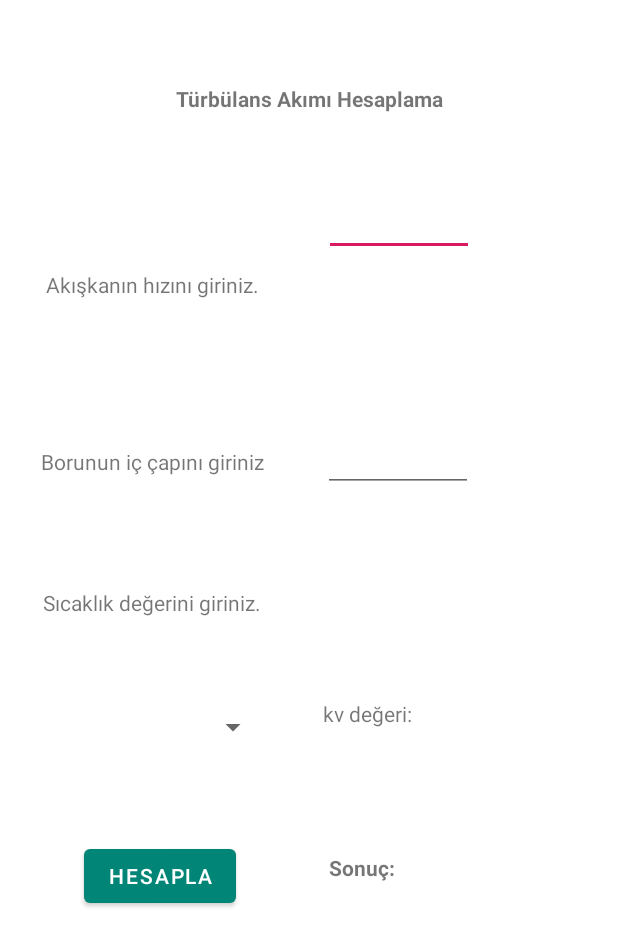
After one commit to nuriefeoglu/MbuProject, an Android app: the layout activitiy_turbulancecurrent.xml on its own in the app's theme, with its tools: preview values and no code run, on a phone screen of 412 x 824 dp. The commit adds this screen. Shown: the top 946 px of the screen. Run offline under Robolectric (Android 15) with nearby library versions, the phone set to English and light mode, and no system bars.

Commit message:
Türbülans akımı hesaplama sayfası oluşturuldu

```diff
--- a/app/build.gradle
+++ b/app/build.gradle
@@ -27,6 +27,8 @@ dependencies {
     implementation fileTree(dir: 'libs', include: ['*.jar'])
     implementation "androidx.appcompat:appcompat:$appCompatVersion"
     implementation "androidx.constraintlayout:constraintlayout:$constraintLayoutVersion"
+    implementation 'androidx.appcompat:appcompat:1.1.0'
+    implementation 'androidx.constraintlayout:constraintlayout:1.1.3'
     testImplementation "junit:junit:$jUnitVersion"
     androidTestImplementation "androidx.test:runner:$testRunnerVersion"
     androidTestImplementation "androidx.test.espresso:espresso-core:$expressoCoreVersion"
--- a/app/src/main/AndroidManifest.xml
+++ b/app/src/main/AndroidManifest.xml
@@ -9,6 +9,7 @@
         android:roundIcon="@mipmap/ic_launcher_round"
         android:supportsRtl="true"
         android:theme="@style/AppTheme">
+        <activity android:name=".home.Main2Activity"></activity>
         <activity android:name=".home.MainActivity">
             <intent-filter>
                 <action android:name="android.intent.action.MAIN" />
--- /dev/null
+++ b/app/src/main/res/layout/activitiy_turbulancecurrent.xml
@@ -0,0 +1,132 @@
+<?xml version="1.0" encoding="utf-8"?>
+<androidx.constraintlayout.widget.ConstraintLayout xmlns:android="http://schemas.android.com/apk/res/android"
+    xmlns:app="http://schemas.android.com/apk/res-auto"
+    xmlns:tools="http://schemas.android.com/tools"
+    android:layout_width="match_parent"
+    android:layout_height="match_parent"
+    tools:context=".home.TurbulanceCurrentActivitiy">
+
+    <TextView
+        android:id="@+id/tur_cur_dname"
+        android:layout_width="155dp"
+        android:layout_height="30dp"
+        android:layout_marginStart="24dp"
+        android:layout_marginBottom="64dp"
+        android:clickable="false"
+        android:text="Borunun iç çapını giriniz"
+        android:textAlignment="center"
+        app:layout_constraintBottom_toTopOf="@+id/tur_cur_kvname"
+        app:layout_constraintStart_toStartOf="parent" />
+
+    <TextView
+        android:id="@+id/tur_cur_kvname"
+        android:layout_width="155dp"
+        android:layout_height="30dp"
+        android:layout_marginBottom="48dp"
+        android:clickable="false"
+        android:text="Sıcaklık değerini giriniz."
+        android:textAlignment="center"
+        app:layout_constraintBottom_toTopOf="@+id/tur_cur_kv_spinner"
+        app:layout_constraintEnd_toEndOf="parent"
+        app:layout_constraintHorizontal_bias="0.093"
+        app:layout_constraintStart_toStartOf="parent" />
+
+    <TextView
+        android:id="@+id/tur_cur_header"
+        android:layout_width="232dp"
+        android:layout_height="28dp"
+        android:layout_marginTop="56dp"
+        android:clickable="false"
+        android:text="Türbülans Akımı Hesaplama"
+        android:textAlignment="center"
+        android:textStyle="bold"
+        app:layout_constraintEnd_toEndOf="parent"
+        app:layout_constraintStart_toStartOf="parent"
+        app:layout_constraintTop_toTopOf="parent" />
+
+    <TextView
+        android:id="@+id/tur_cur_vname"
+        android:layout_width="155dp"
+        android:layout_height="30dp"
+        android:layout_marginBottom="50dp"
+        android:clickable="false"
+        android:text="Akışkanın hızını giriniz."
+        android:textAlignment="center"
+        app:layout_constraintBottom_toTopOf="@+id/tur_cur_dname"
+        app:layout_constraintEnd_toStartOf="@+id/tur_cur_v"
+        app:layout_constraintHorizontal_bias="0.4"
+        app:layout_constraintStart_toStartOf="parent"
+        app:layout_constraintTop_toBottomOf="@+id/tur_cur_header"
+        app:layout_constraintVertical_bias="0.717" />
+
+    <EditText
+        android:id="@+id/tur_cur_v"
+        android:layout_width="100dp"
+        android:layout_height="30dp"
+        android:layout_marginEnd="96dp"
+        android:ems="10"
+        android:inputType="number"
+        app:layout_constraintBottom_toTopOf="@+id/tur_cur_d"
+        app:layout_constraintEnd_toEndOf="parent"
+        app:layout_constraintTop_toBottomOf="@+id/tur_cur_header"
+        app:layout_constraintVertical_bias="0.307" />
+
+    <EditText
+        android:id="@+id/tur_cur_d"
+        android:layout_width="100dp"
+        android:layout_height="30dp"
+        android:layout_marginBottom="64dp"
+        android:ems="10"
+        android:inputType="number"
+        app:layout_constraintBottom_toTopOf="@+id/tur_cur_kvname"
+        app:layout_constraintEnd_toEndOf="parent"
+        app:layout_constraintHorizontal_bias="0.272"
+        app:layout_constraintStart_toEndOf="@+id/tur_cur_dname" />
+
+    <Spinner
+        android:id="@+id/tur_cur_kv_spinner"
+        android:layout_width="155dp"
+        android:layout_height="30dp"
+        android:layout_marginStart="24dp"
+        android:layout_marginBottom="60dp"
+        android:spinnerMode="dropdown"
+        app:layout_constraintBottom_toTopOf="@+id/tur_cur_calculate"
+        app:layout_constraintStart_toStartOf="parent" />
+
+    <TextView
+        android:id="@+id/tur_cur_kv_value"
+        android:layout_width="100dp"
+        android:layout_height="30dp"
+        android:layout_marginBottom="328dp"
+        android:text="kv değeri:"
+        app:layout_constraintBottom_toBottomOf="parent"
+        app:layout_constraintEnd_toEndOf="parent"
+        app:layout_constraintHorizontal_bias="0.272"
+        app:layout_constraintStart_toEndOf="@+id/tur_cur_kv_spinner" />
+
+    <Button
+        android:id="@+id/tur_cur_calculate"
+        android:layout_width="wrap_content"
+        android:layout_height="wrap_content"
+        android:layout_marginStart="56dp"
+        android:layout_marginBottom="216dp"
+        android:text="Hesapla"
+        app:layout_constraintBottom_toBottomOf="parent"
+        app:layout_constraintStart_toStartOf="parent" />
+
+    <TextView
+        android:id="@+id/tur_cur_result"
+        android:layout_width="100dp"
+        android:layout_height="30dp"
+        android:layout_marginTop="64dp"
+        android:text="Sonuç:"
+        android:textAlignment="textStart"
+        android:textStyle="bold"
+        app:layout_constraintBottom_toBottomOf="parent"
+        app:layout_constraintEnd_toEndOf="parent"
+        app:layout_constraintHorizontal_bias="0.403"
+        app:layout_constraintStart_toEndOf="@+id/tur_cur_calculate"
+        app:layout_constraintTop_toBottomOf="@+id/tur_cur_kv_value"
+        app:layout_constraintVertical_bias="0.038" />
+
+</androidx.constraintlayout.widget.ConstraintLayout>
```
Also changed, not shown: app/src/main/java/com/nuriefeoglu/mbuproject/Formulas.java (+13 -13 lines), app/src/main/java/com/nuriefeoglu/mbuproject/home/MainActivity.java (+13 -9 lines), app/src/main/java/com/nuriefeoglu/mbuproject/home/TurbulanceCurrentActivitiy.java (added, +87 -0 lines).
